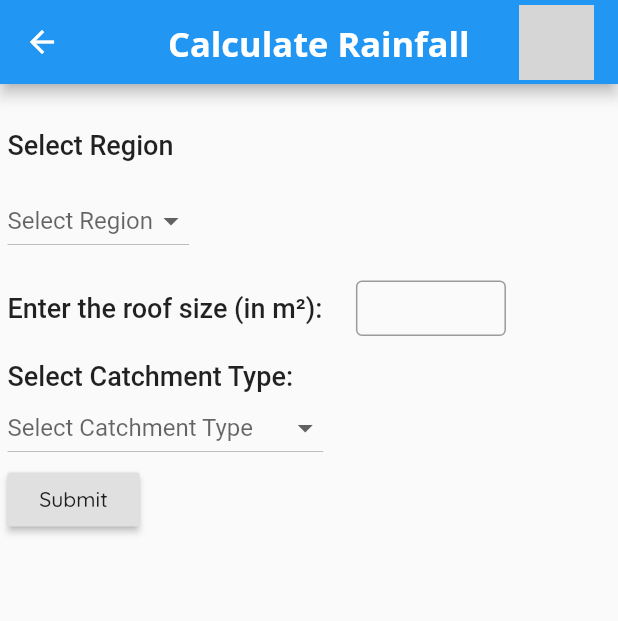
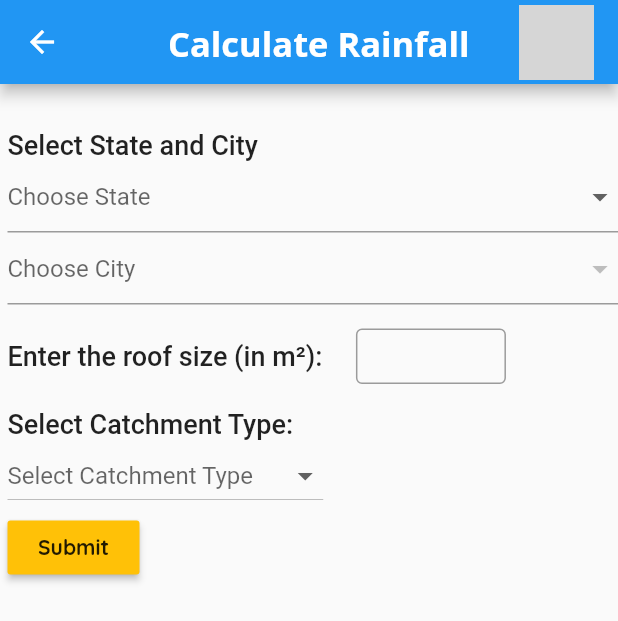
Before and after one commit to payelmasanta/AquaStore, a Flutter app: the screen it shows after launch, after a tap on "Calculate Rainfall", on a phone screen of 412 x 824 dp. Shown: the top 621 px of the screen. Run offline on Flutter 3.47's test engine with Material 2 defaults, Android fonts, the phone set to English and light mode, and no system bars; our stand-ins replace cloud_firestore, firebase_auth, flutter_spinkit, fluttertoast; accounts and stored records are empty; Roboto replaces fonts that are missing (Open Sans); grey boxes are pictures that could not be loaded.

Commit message:
Update Calculation.dart

```diff
--- a/lib/Calculation.dart
+++ b/lib/Calculation.dart
@@ -1,6 +1,8 @@
 import 'package:cloud_firestore/cloud_firestore.dart';
 import 'package:firebase_auth/firebase_auth.dart';
 import 'package:flutter/material.dart';
+import 'package:flutter/cupertino.dart';
+import 'package:flutter_spinkit/flutter_spinkit.dart';
 import 'package:rwh_assistant/database.dart';
 
 class Item {
@@ -14,15 +16,16 @@ class Calculations extends StatefulWidget {
 }
 
 class _CalculationsState extends State<Calculations> {
+  double resrain;
+  Future<void> _initForm;
+  final _stateList = <StateModel>[];
+  final _cityList = <City>[];
+
+  StateModel selectedState;
+  City selectedCity;
   Item selectedRegion, selectedCatchment;
   double catchValue, roofsize, result; //catchValue is the runn-off factor
   final GlobalKey<FormState> _formKey = GlobalKey<FormState>();
-  List<Item> region = <Item>[
-    const Item('North'),
-    const Item('East'),
-    const Item('South'),
-    const Item('West'),
-  ];
 
   List<Item> catchment = <Item>[
     const Item('Tiles'),
@@ -30,6 +33,94 @@ class _CalculationsState extends State<Calculations> {
     const Item('Concrete'),
     const Item('Brick Pavement'),
   ];
+
+  @override
+  void initState() {
+    super.initState();
+    _initForm = _initStateAsync();
+  }
+
+  Future<void> _initStateAsync() async {
+    _stateList.clear();
+    _stateList.addAll(await _fetchStateList());
+  }
+
+  Future<List<StateModel>> _fetchStateList() async {
+    await Future.delayed(Duration(seconds: 1));
+    return [
+      StateModel("1", "Karnataka"),
+      StateModel("2", "West Bengal"),
+      StateModel("3", "Maharashtra"),
+      StateModel("4", "Assam"),
+    ];
+  }
+
+  Future<List<City>> _fetchCityList(String id) async {
+    await Future.delayed(Duration(seconds: 1));
+    if (id == "1")
+      return [
+        City("1", "Bangalore", 150.2),
+        City("2", "Mysore", 148.1),
+      ];
+    if (id == "2")
+      return [
+        City("3", "Kolkata", 160.8),
+        City("4", "Kharagpur", 166.5),
+      ];
+    if (id == "3")
+      return [
+        City("3", "Mumbai", 160.8),
+        City("4", "Pune", 166.5),
+      ];
+    if (id == "4")
+      return [
+        City("3", "Guwahati", 160.8),
+        City("4", "Silchar", 166.5),
+      ];
+    return Iterable.empty();
+  }
+
+  void _onStateSelected(StateModel selectedState) async {
+    try {
+      _showLoadingDialog();
+      final cityList = await _fetchCityList(selectedState.id);
+      setState(() {
+        this.selectedState = selectedState;
+        selectedCity = null;
+        _cityList.clear();
+        _cityList.addAll(cityList);
+      });
+      Navigator.pop(context);
+    } catch (e) {
+      //TODO: handle error
+      rethrow;
+    }
+  }
+
+  void _onCitySelected(City selectedCity) {
+    setState(() {
+      this.selectedCity = selectedCity;
+      resrain = selectedCity.rain;
+      print(resrain);
+    });
+  }
+
+  void _showLoadingDialog() {
+    showDialog(
+      context: context,
+      builder: (context) {
+        return WillPopScope(
+          onWillPop: () async => false,
+          child: Center(
+            child: SpinKitCircle(
+              color: Colors.white,
+              size: 50,
+            ),
+          ),
+        );
+      },
+    );
+  }
 
   @override
   Widget build(BuildContext context) {
@@ -75,42 +166,22 @@ class _CalculationsState extends State<Calculations> {
             crossAxisAlignment: CrossAxisAlignment.start,
             children: <Widget>[
               Text(
-                'Select Region',
+                'Select State and City',
                 style: TextStyle(fontSize: 18, fontWeight: FontWeight.w500),
               ),
-              Text(""),
-              DropdownButton<Item>(
-                hint: Text("Select Region"),
-                value: selectedRegion,
-                onChanged: (Item Value) {
-                  setState(() {
-                    selectedRegion = Value;
-                  });
-                },
-                items: region.map((Item user) {
-                  //print(user.name);
-                  return DropdownMenuItem<Item>(
-                    value: user,
-                    child: Row(
-                      children: <Widget>[
-                        //user.icon,
-                        SizedBox(
-                          width: 10,
-                        ),
-                        Text(
-                          user.name,
-                          style: TextStyle(color: Colors.black),
-                        ),
-                      ],
-                    ),
-                  );
-                }).toList(),
+              SafeArea(
+                child: FutureBuilder<void>(
+                  future: _initForm,
+                  builder: (context, snapshot) {
+                    if (snapshot.connectionState == ConnectionState.waiting)
+                      return _buildLoading();
+                    else if (snapshot.hasError)
+                      return _buildError(snapshot.error);
+                    else
+                      return _buildBody();
+                  },
+                ),
               ),
-              // Text(""),
-              // Text(
-              //   'Select City',
-              //   style: TextStyle(fontSize: 18, fontWeight: FontWeight.w500),
-              // ),
               Text(""),
               Row(
                 children: <Widget>[
@@ -189,10 +260,14 @@ class _CalculationsState extends State<Calculations> {
               ),
               //catchment end
               RaisedButton(
-                  child: Text('Submit'),
+                  color: Colors.amber,
+                  child: Text(
+                    'Submit',
+                    style: TextStyle(fontWeight: FontWeight.bold),
+                  ),
                   onPressed: () {
                     _formKey.currentState.save();
-                    submitit(roofsize, catchValue);
+                    submitit(roofsize, catchValue, resrain);
                   }),
             ],
           ),
@@ -201,12 +276,63 @@ class _CalculationsState extends State<Calculations> {
     );
   }
 
-  void submitit(double n, m) async {
+  Widget _buildLoading() {
+    return Center(
+      child: Column(
+        mainAxisAlignment: MainAxisAlignment.center,
+        children: <Widget>[
+          SpinKitCircle(
+            color: Colors.blue,
+            size: 50,
+          ),
+          SizedBox(height: 50.0),
+          Text("Initilizing Form Data"),
+        ],
+      ),
+    );
+  }
+
+  Widget _buildError(dynamic error) {
+    return Center(
+      child: Text("Error occured: $error"),
+    );
+  }
+
+  Widget _buildBody() {
+    return Column(
+      children: <Widget>[
+        DropdownButtonFormField<StateModel>(
+          hint: Text('Choose State'),
+          items: _stateList
+              .map((itm) => DropdownMenuItem(
+                    child: Text(itm.name),
+                    value: itm,
+                  ))
+              .toList(),
+          value: selectedState,
+          onChanged: _onStateSelected,
+        ),
+        DropdownButtonFormField<City>(
+          hint: Text('Choose City'),
+          items: _cityList
+              .map((itm) => DropdownMenuItem(
+                    child: Text(itm.name),
+                    value: itm,
+                  ))
+              .toList(),
+          value: selectedCity,
+          onChanged: _onCitySelected,
+        ),
+      ],
+    );
+  }
+
+  void submitit(double n, m, o) async {
     final FirebaseUser user = await FirebaseAuth.instance.currentUser();
     final String usr = user.uid.toString();
     if (_formKey.currentState.validate()) {
       _formKey.currentState.save();
-      result = n * m;
+      result = n * m * o;
     }
     print(result);
     DatabaseService(uid: usr).updateUserData(result.toString());
@@ -222,3 +348,18 @@ class _CalculationsState extends State<Calculations> {
     print(resul.data);
   }
 }
+
+class StateModel {
+  final String id;
+  final String name;
+
+  StateModel(this.id, this.name);
+}
+
+class City {
+  final String id;
+  final String name;
+  final double rain;
+
+  City(this.id, this.name, this.rain);
+}
```
